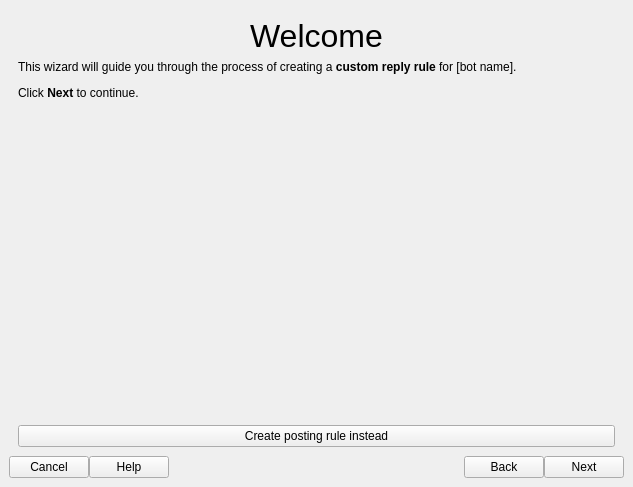
The window that gui/wzd_createrule.ui (Lynnesbian/OldFediBooks) describes before a commit, drawn with Qt 5.
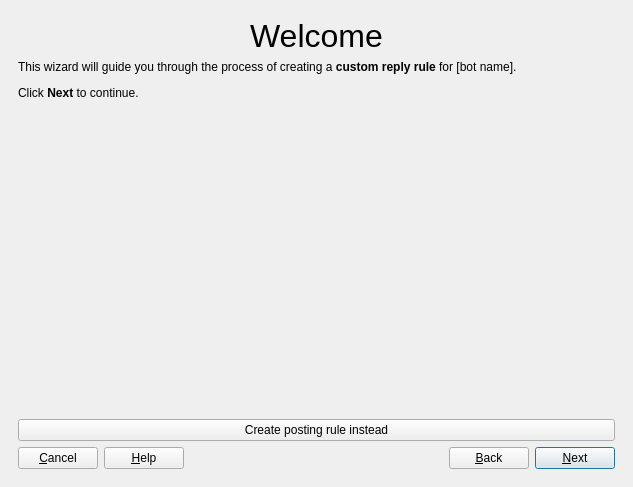
The same window after the commit. Icons and pictures are not drawn.

Commit message: ported better buttons to rule wizard

Patch:
```diff
--- a/gui/wzd_createrule.ui
+++ b/gui/wzd_createrule.ui
@@ -91,6 +91,70 @@
           </property>
          </widget>
         </item>
+        <item>
+         <layout class="QHBoxLayout" name="lay_button_box">
+          <item>
+           <widget class="QPushButton" name="btn_cancel">
+            <property name="text">
+             <string>&amp;Cancel</string>
+            </property>
+            <property name="icon">
+             <iconset theme="cancel">
+              <normaloff>.</normaloff>.</iconset>
+            </property>
+           </widget>
+          </item>
+          <item>
+           <widget class="QPushButton" name="btn_help">
+            <property name="text">
+             <string>&amp;Help</string>
+            </property>
+            <property name="icon">
+             <iconset theme="help">
+              <normaloff>.</normaloff>.</iconset>
+            </property>
+           </widget>
+          </item>
+          <item>
+           <spacer name="horizontalSpacer_3">
+            <property name="orientation">
+             <enum>Qt::Horizontal</enum>
+            </property>
+            <property name="sizeHint" stdset="0">
+             <size>
+              <width>40</width>
+              <height>20</height>
+             </size>
+            </property>
+           </spacer>
+          </item>
+          <item>
+           <widget class="QPushButton" name="btn_back">
+            <property name="text">
+             <string>&amp;Back</string>
+            </property>
+            <property name="icon">
+             <iconset theme="back">
+              <normaloff>.</normaloff>.</iconset>
+            </property>
+           </widget>
+          </item>
+          <item>
+           <widget class="QPushButton" name="btn_next">
+            <property name="text">
+             <string>&amp;Next</string>
+            </property>
+            <property name="icon">
+             <iconset theme="next">
+              <normaloff>.</normaloff>.</iconset>
+            </property>
+            <property name="default">
+             <bool>true</bool>
+            </property>
+           </widget>
+          </item>
+         </layout>
+        </item>
        </layout>
       </widget>
       <widget class="QWidget" name="page_2">
@@ -1010,67 +1074,6 @@
       </widget>
      </widget>
     </item>
-    <item>
-     <layout class="QHBoxLayout" name="horizontalLayout_4">
-      <item>
-       <widget class="QPushButton" name="pushButton">
-        <property name="text">
-         <string>Cancel</string>
-        </property>
-        <property name="icon">
-         <iconset theme="cancel">
-          <normaloff>../../../../../../.designer/backup</normaloff>../../../../../../.designer/backup</iconset>
-        </property>
-       </widget>
-      </item>
-      <item>
-       <widget class="QPushButton" name="pushButton_13">
-        <property name="text">
-         <string>Help</string>
-        </property>
-        <property name="icon">
-         <iconset theme="help">
-          <normaloff>../../../../../../</normaloff>../../../../../../</iconset>
-        </property>
-       </widget>
-      </item>
-      <item>
-       <spacer name="horizontalSpacer_3">
-        <property name="orientation">
-         <enum>Qt::Horizontal</enum>
-        </property>
-        <property name="sizeHint" stdset="0">
-         <size>
-          <width>40</width>
-          <height>20</height>
-         </size>
-        </property>
-       </spacer>
-      </item>
-      <item>
-       <widget class="QPushButton" name="pushButton_3">
-        <property name="text">
-         <string>Back</string>
-        </property>
-        <property name="icon">
-         <iconset theme="back">
-          <normaloff>../../../../../../.designer/backup</normaloff>../../../../../../.designer/backup</iconset>
-        </property>
-       </widget>
-      </item>
-      <item>
-       <widget class="QPushButton" name="pushButton_2">
-        <property name="text">
-         <string>Next</string>
-        </property>
-        <property name="icon">
-         <iconset theme="next">
-          <normaloff>../../../../../../.designer/backup</normaloff>../../../../../../.designer/backup</iconset>
-        </property>
-       </widget>
-      </item>
-     </layout>
-    </item>
    </layout>
   </widget>
  </widget>
```
The commit also changes 1 other file.
